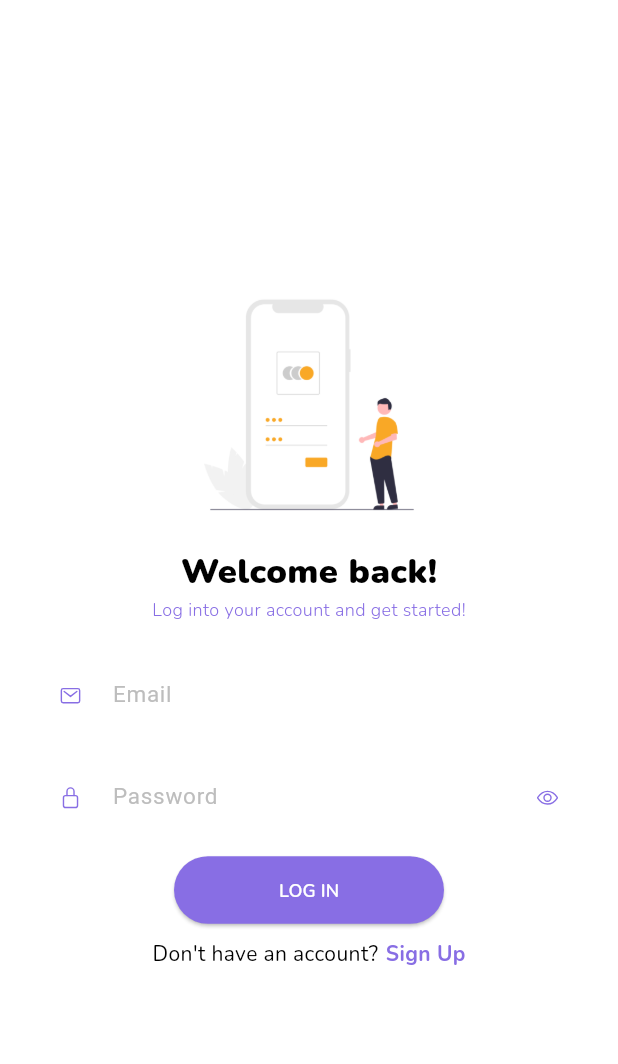
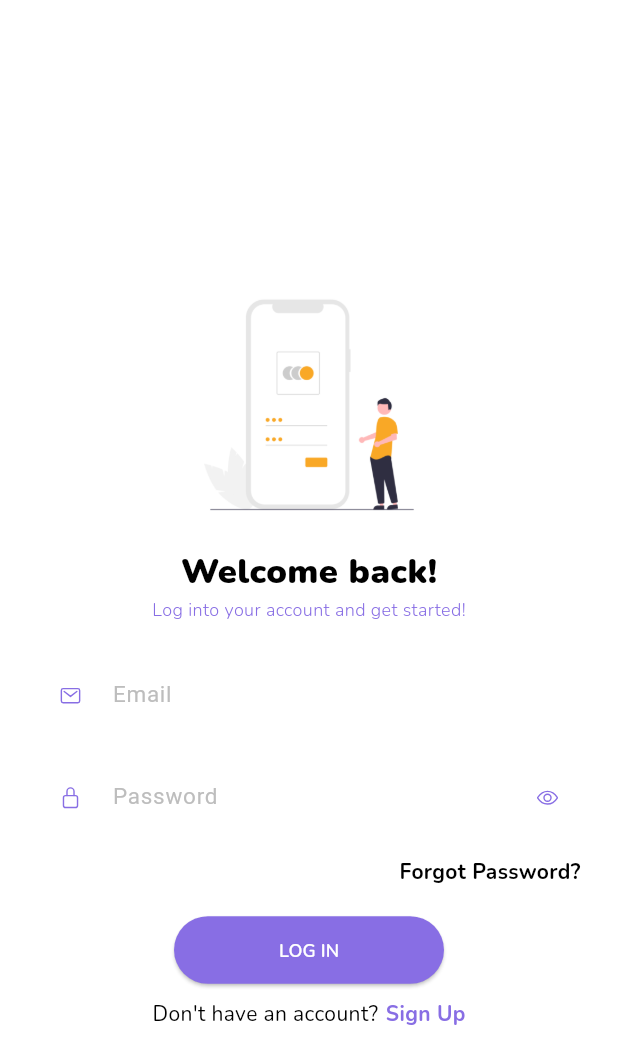
Before and after one commit to Tuanpluss02/HiCoder, a Flutter app: the screen it shows after launch, on a phone screen of 412 x 824 dp. Shown: the top 1064 px of the screen. Run offline on Flutter 3.47's test engine with Material 3 defaults, Android fonts, the phone set to English and light mode, and no system bars; drawn by our look-alikes of loading_overlay; our stand-ins replace cached_network_image, dio, flutter_spinkit, google_fonts, image_picker, ionicons and 4 more; missing offline and left inert: date_picker_plus, dio_smart_retry; accounts and stored records are empty.

Commit message:
(chore) refactor login.dart to add ForgotPasswordPage functionality

```diff
--- a/lib/auth/login/login.dart
+++ b/lib/auth/login/login.dart
@@ -7,6 +7,8 @@ import 'package:hicoder/widgets/indicators.dart';
 import 'package:ionicons/ionicons.dart';
 import 'package:loading_overlay/loading_overlay.dart';
 import 'package:provider/provider.dart';
+
+import '../forgot_password/forgot_password.dart';
 
 class Login extends StatefulWidget {
   const Login({super.key});
@@ -19,7 +21,6 @@ class _LoginState extends State<Login> {
   @override
   Widget build(BuildContext context) {
     LoginViewModel viewModel = Provider.of<LoginViewModel>(context);
-
     return LoadingOverlay(
       progressIndicator: circularProgress(context),
       isLoading: viewModel.loading,
@@ -131,28 +132,34 @@ class _LoginState extends State<Login> {
             },
             focusNode: viewModel.passFN,
           ),
-          // Align(
-          //   alignment: Alignment.centerRight,
-          //   child: Padding(
-          //     padding: const EdgeInsets.only(right: 10.0),
-          //     child: InkWell(
-          //       onTap: () => viewModel.forgotPassword(context),
-          //       child: const SizedBox(
-          //         width: 130,
-          //         height: 40,
-          //         child: Align(
-          //           alignment: Alignment.centerRight,
-          //           child: Text(
-          //             'Forgot Password?',
-          //             style: TextStyle(
-          //               fontWeight: FontWeight.bold,
-          //             ),
-          //           ),
-          //         ),
-          //       ),
-          //     ),
-          //   ),
-          // ),
+          Align(
+            alignment: Alignment.centerRight,
+            child: Padding(
+              padding: const EdgeInsets.only(right: 10.0),
+              child: InkWell(
+                onTap: () {
+                  Navigator.of(context).push(
+                    MaterialPageRoute(
+                      builder: (_) => const ForgotPasswordPage(),
+                    ),
+                  );
+                },
+                child: const SizedBox(
+                  width: 130,
+                  height: 40,
+                  child: Align(
+                    alignment: Alignment.centerRight,
+                    child: Text(
+                      'Forgot Password?',
+                      style: TextStyle(
+                        fontWeight: FontWeight.bold,
+                      ),
+                    ),
+                  ),
+                ),
+              ),
+            ),
+          ),
           const SizedBox(height: 10.0),
           SizedBox(
             height: 45.0,
```
